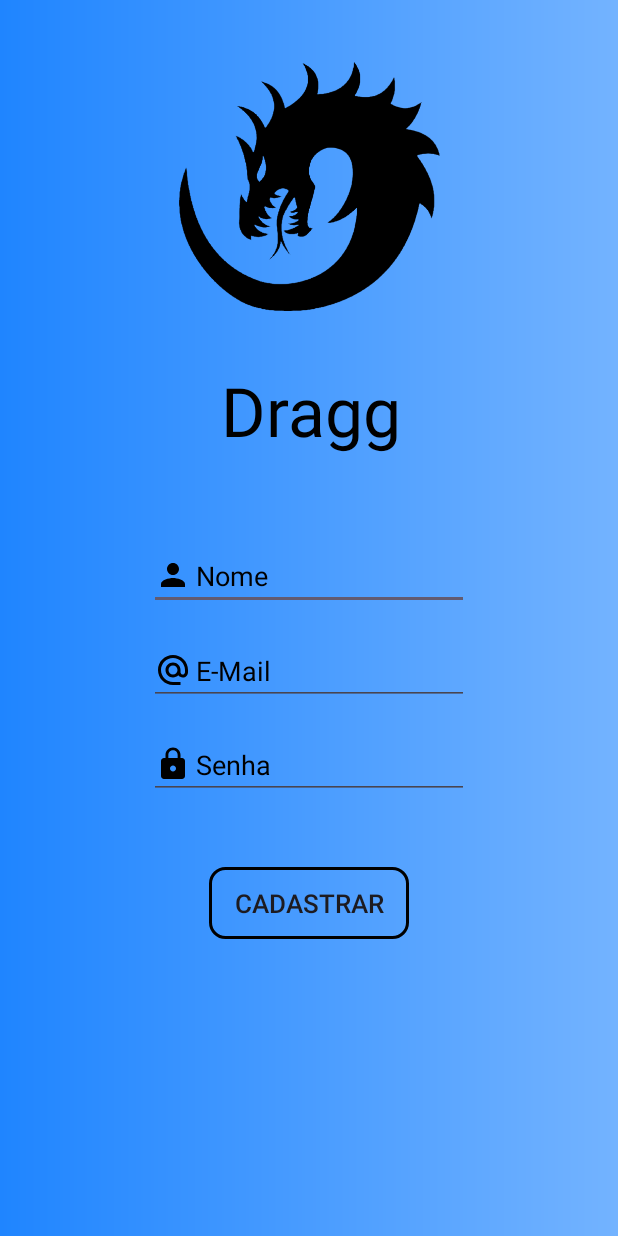
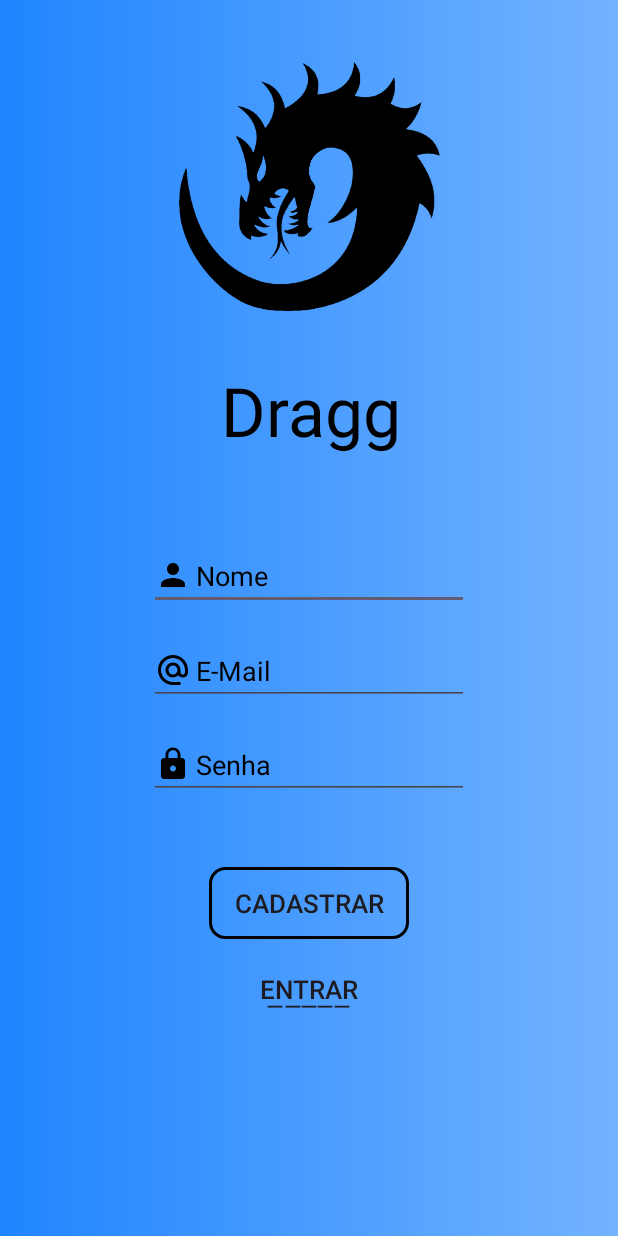
Before and after one commit to DhominySan/Dragg, an Android app: the CadastroActivity screen opened directly, with no data from a screen before it, on a phone screen of 412 x 824 dp. Run offline under Robolectric (Android 15) with nearby library versions, the phone set to English and light mode, and no system bars; our stand-ins replace Firebase (no records; nobody signed in at launch, a user with empty details on screens opened directly).

Commit message:
Arrumando a tela de cadastro.

```diff
--- a/app/src/main/java/com/example/dragg/activity/CadastroActivity.java
+++ b/app/src/main/java/com/example/dragg/activity/CadastroActivity.java
@@ -1,5 +1,6 @@
 package com.example.dragg.activity;
 
+import android.content.Intent;
 import android.os.Bundle;
 import android.view.View;
 import android.widget.Button;
@@ -118,4 +119,9 @@ public class CadastroActivity extends AppCompatActivity {
 
     }
 
+    public void irlogin(View v){
+        Intent i = new Intent(this, LoginActivity.class);
+        startActivity(i);
+    }
+
 }
--- a/app/src/main/res/layout/activity_cadastro.xml
+++ b/app/src/main/res/layout/activity_cadastro.xml
@@ -94,4 +94,20 @@
         app:layout_constraintStart_toStartOf="parent"
         app:layout_constraintTop_toBottomOf="@+id/editTextSenha" />
 
+    <androidx.appcompat.widget.AppCompatButton
+        android:id="@+id/buttonVoltar"
+        android:layout_width="133dp"
+        android:layout_height="36dp"
+        android:layout_marginTop="15dp"
+        android:layout_marginBottom="147dp"
+        android:background="#00000000"
+        android:backgroundTint="@color/black"
+        android:onClick="irlogin"
+        android:text="@string/entrarr"
+        android:textSize="17sp"
+        app:layout_constraintBottom_toBottomOf="parent"
+        app:layout_constraintEnd_toEndOf="parent"
+        app:layout_constraintStart_toStartOf="parent"
+        app:layout_constraintTop_toBottomOf="@+id/buttonCadastrar" />
+
 </androidx.constraintlayout.widget.ConstraintLayout>
--- a/app/src/main/res/values/strings.xml
+++ b/app/src/main/res/values/strings.xml
@@ -45,4 +45,5 @@
     <string name="texto_kimetsu">Jogo baseado na historia do anime Demon Slayer, os jogadores enfrentam demônios em combates de ação, controlando personagens da série, como Tanjiro e Nezuko. O jogo combina elementos de luta e RPG.</string>
     <string name="baixe_um_papel_de_parede">Baixe um papel de parede</string>
     <string name="baixar_imagem">Baixar Imagem</string>
+    <string name="entrarr">E͟n͟t͟r͟a͟r</string>
 </resources>
```
Also changed, not shown: 1 other file.
